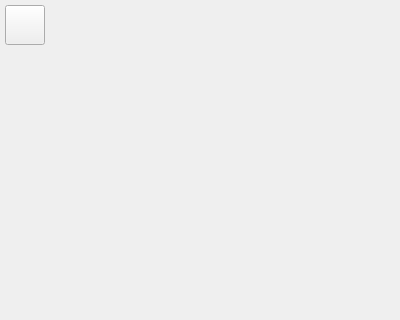
Old version of the form mainwindow.ui in the repository 15200757563/calculator; both pictures show x 0 to 400 and y 0 to 320 of the 400 by 700 pixel window.
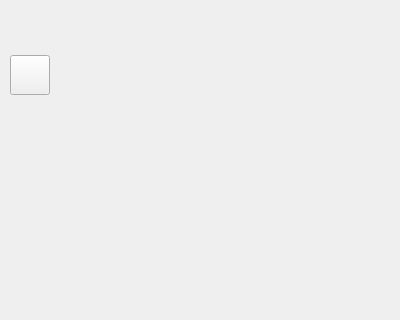
New version of the form.

The edit to the form file:
```diff
--- a/mainwindow.ui
+++ b/mainwindow.ui
@@ -53,30 +53,30 @@
       <height>50</height>
      </rect>
     </property>
-    <widget class="QPushButton" name="pushButton">
-     <property name="geometry">
-      <rect>
-       <x>5</x>
-       <y>5</y>
-       <width>40</width>
-       <height>40</height>
-      </rect>
-     </property>
-     <property name="text">
-      <string/>
-     </property>
-    </widget>
    </widget>
    <widget class="QStackedWidget" name="stkWidget_Main">
     <property name="geometry">
      <rect>
       <x>0</x>
-      <y>50</y>
+      <y>100</y>
       <width>400</width>
-      <height>650</height>
+      <height>600</height>
      </rect>
     </property>
    </widget>
+   <widget class="QPushButton" name="pushButton">
+    <property name="geometry">
+     <rect>
+      <x>10</x>
+      <y>55</y>
+      <width>40</width>
+      <height>40</height>
+     </rect>
+    </property>
+    <property name="text">
+     <string/>
+    </property>
+   </widget>
   </widget>
  </widget>
  <resources/>
```
